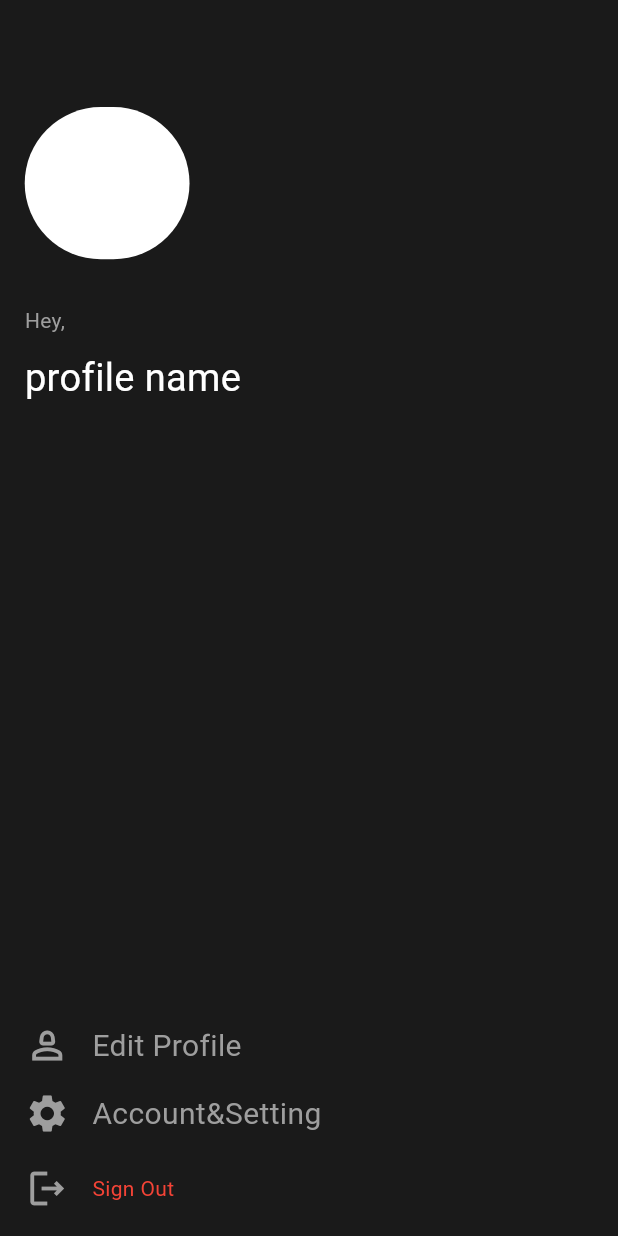
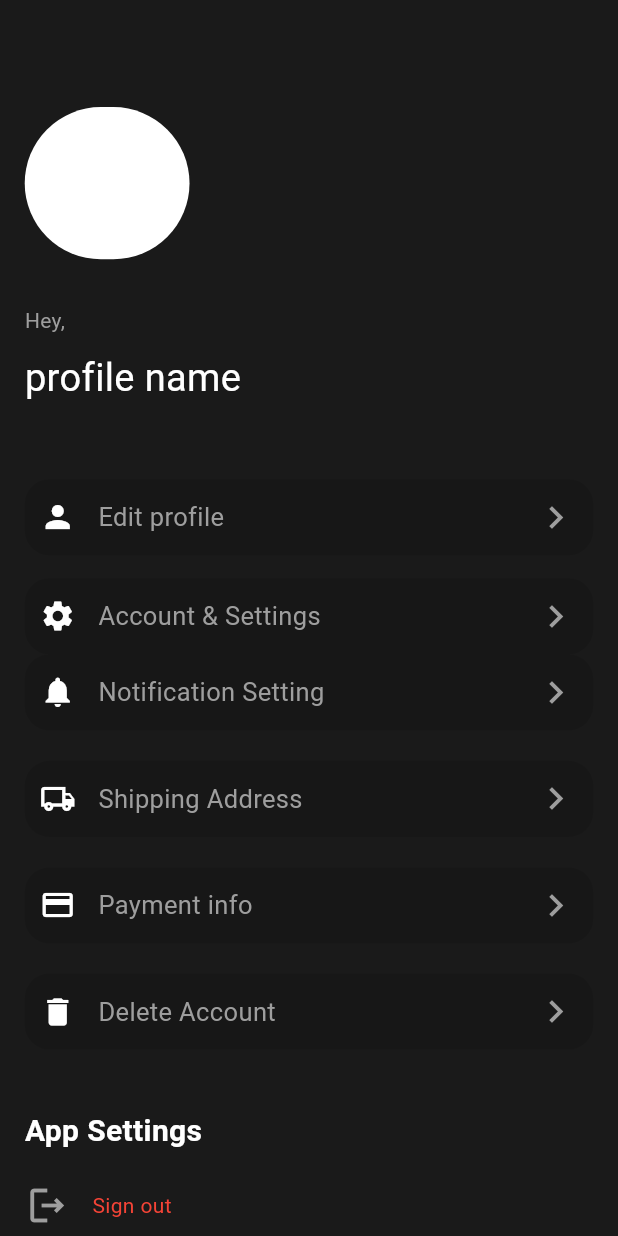
Before and after one commit to OmarHabeb/ecommerce_app, a Flutter app: the ProfileScreen screen opened directly, on a phone screen of 412 x 824 dp. Run offline on Flutter 3.47's test engine with Material 3 defaults, Android fonts, the phone set to English and light mode, and no system bars; our stand-ins replace bloc, dio, flutter_bloc, flutter_screenutil, pretty_dio_logger, supabase_flutter; missing offline and left inert: bottom_bar; accounts and stored records are empty; network calls fail.

Commit message:
ui change

```diff
--- a/lib/core/style/colors.dart
+++ b/lib/core/style/colors.dart
@@ -1,4 +1,5 @@
 import 'package:flutter/material.dart';
 
 Color textWhiteColor = Color(0XFFEDECDF);
-Color secondPrimrieColor = Color(0xFF8C6658);
+Color secondPrimaryColor = Color(0xFF8C6658);
+Color iconPrimaryColor = Color(0xFFEDecdf);
--- a/lib/main.dart
+++ b/lib/main.dart
@@ -11,7 +11,6 @@ import 'package:supabase_flutter/supabase_flutter.dart';
 
 void main() async {
   runApp(const MyApp());
-  WidgetsFlutterBinding.ensureInitialized();
   WidgetsFlutterBinding.ensureInitialized();
   await Supabase.initialize(
     url: 'https://yrbsbxbmzjkyzrxxillg.supabase.co/',
@@ -45,12 +44,13 @@ class MyApp extends StatelessWidget {
         splitScreenMode: true,
         child: MaterialApp(
           theme: ThemeData(
+            primaryIconTheme: IconThemeData(color: Color(0xFFF2F2F2)  ),
             scaffoldBackgroundColor: Color(0xFF1A1A1A),
             appBarTheme: AppBarTheme(color: Color(0xFF1A2530)),
             iconTheme: IconThemeData(color: Colors.white),
           ),
           debugShowCheckedModeBanner: false,
-          home: navigator(),
+          home: OnboardingScreen(),
         ),
       ),
     );
--- a/lib/view/screens/app/home/home/home_screen.dart
+++ b/lib/view/screens/app/home/home/home_screen.dart
@@ -108,7 +108,7 @@ class HomeScreen extends StatelessWidget {
                           width: 100,
                           height: 100,
                           color: Colors.white,
-                          child: Center(child: Text("error")),
+                          child: Center(child: CircularProgressIndicator()),
                         );
                 },
               ),
--- a/lib/view/screens/app/home/productsDetials/product_detials_screen.dart
+++ b/lib/view/screens/app/home/productsDetials/product_detials_screen.dart
@@ -81,9 +81,9 @@ class ProductDetialsScreen extends StatelessWidget {
                                                   shape: BoxShape.circle,
                                                   border: Border.all(
                                                       color:
-                                                          secondPrimrieColor),
+                                                          secondPrimaryColor),
                                                   color: value == index
-                                                      ? secondPrimrieColor
+                                                      ? secondPrimaryColor
                                                       : Colors.transparent),
                                               child: Center(
                                                 child: Text(
@@ -109,7 +109,7 @@ class ProductDetialsScreen extends StatelessWidget {
                                 Text(
                                   "\$ ${get.price}",
                                   style: TextStyle(
-                                    color: secondPrimrieColor,
+                                    color: secondPrimaryColor,
                                     fontSize: 20.sp,
                                     fontWeight: FontWeight.bold,
                                   ),
--- a/lib/view/screens/app/navigatorBar.dart
+++ b/lib/view/screens/app/navigatorBar.dart
@@ -2,7 +2,6 @@ import 'package:bottom_bar/bottom_bar.dart';
 import 'package:ecommerce_app/view/screens/app/cart/cart_screen.dart';
 import 'package:ecommerce_app/view/screens/app/favorite/favorite_screen.dart';
 import 'package:ecommerce_app/view/screens/app/home/home/home_screen.dart';
-import 'package:ecommerce_app/view/screens/app/notification/notification_screen.dart';
 import 'package:ecommerce_app/view/screens/app/profile/profile_screen.dart';
 import 'package:flutter/material.dart';
 
--- a/lib/view/screens/app/profile/profile_screen.dart
+++ b/lib/view/screens/app/profile/profile_screen.dart
@@ -1,5 +1,6 @@
 import 'package:ecommerce_app/core/helpers/navigation_helper.dart';
 import 'package:ecommerce_app/view/screens/app/profile/accountsSetting/account_setting_screen.dart';
+import 'package:ecommerce_app/view/screens/app/profile/accountsSetting/custom_container_account_setting.dart';
 import 'package:ecommerce_app/view/screens/app/profile/edit_profile_screen.dart';
 import 'package:flutter/material.dart';
 import 'package:flutter_screenutil/flutter_screenutil.dart';
@@ -9,15 +10,11 @@ class ProfileScreen extends StatelessWidget {
 
   Widget build(BuildContext context) {
     return Scaffold(
-      body: Container(
-        height: 812,
+      body: SingleChildScrollView(
+        child: Container(
           padding: EdgeInsets.all(15.w),
           margin: EdgeInsets.only(top: 50.w),
           child: Column(
-          crossAxisAlignment: CrossAxisAlignment.start,
-          mainAxisAlignment: MainAxisAlignment.spaceBetween,
-          children: [
-            Column(
             crossAxisAlignment: CrossAxisAlignment.start,
             children: [
               Container(
@@ -44,30 +41,11 @@ class ProfileScreen extends StatelessWidget {
               SizedBox(
                 height: 50,
               ),
-              ],
-            ),
-            Column(
-              children: [
               GestureDetector(
                 onTap: () {
                   NavigationHelper.goTo(context, EditProfileScreen());
                 },
-                  child: Row(
-                    children: [
-                      Icon(
-                        Icons.person_2_outlined,
-                        color: Colors.grey,
-                        size: 30,
-                      ),
-                      SizedBox(
-                        width: 15,
-                      ),
-                      Text(
-                        "Edit Profile",
-                        style: TextStyle(color: Colors.grey, fontSize: 20),
-                      ),
-                    ],
-                  ),
+                child: CustomContainerAccountSetting(text: "Edit profile", icon: Icon(Icons.person),)
               ),
               SizedBox(
                 height: 15.h,
@@ -76,26 +54,88 @@ class ProfileScreen extends StatelessWidget {
                 onTap: () {
                   NavigationHelper.goTo(context, AccountSettingScreen());
                 },
-                  child: Row(
-                    children: [
-                      Icon(
-                        Icons.settings,
-                        color: Colors.grey,
-                        size: 30,
+                child:CustomContainerAccountSetting(text: "Account & Settings", icon: Icon(Icons.settings),)
+              ),
+                CustomContainerAccountSetting(
+              text: 'Notification Setting',
+              icon: Icon(Icons.notifications),
             ),
             SizedBox(
-                        width: 15,
+              height: 20.h,
             ),
-                      Text(
-                        "Account&Setting",
-                        style: TextStyle(color: Colors.grey, fontSize: 20),
+            CustomContainerAccountSetting(
+              text: 'Shipping Address',
+              icon: Icon(Icons.local_shipping_outlined),
             ),
-                    ],
+            SizedBox(
+              height: 20.h,
             ),
+            CustomContainerAccountSetting(
+              text: 'Payment info',
+              icon: Icon(Icons.payment),
             ),
             SizedBox(
               height: 20,
             ),
+            CustomContainerAccountSetting(
+              text: 'Delete Account',
+              icon: Icon(Icons.delete),
+            ),
+              SizedBox(
+                height: 20,
+              ),
+               SizedBox(
+            height: 20,
+          ),
+          Text(
+            "App Settings",
+            style: TextStyle(
+                color: Colors.white, fontWeight: FontWeight.bold, fontSize: 20),
+          ),
+          SizedBox(
+            height: 20,
+          ),
+          // Row(
+          //   mainAxisAlignment: MainAxisAlignment.spaceBetween,
+          //   children: [
+          //     Text(
+          //       "Enable Push Notifications",
+          //       style: TextStyle(color: Colors.grey, fontSize: 17),
+          //     ),
+          //     Switch(
+          //         activeColor: Color(0xFF8C6658),
+          //         inactiveThumbColor: Colors.white,
+          //         inactiveTrackColor: Colors.grey,
+          //         value: isSwitched,
+          //         onChanged: (value) {
+          //           setState(() {
+          //             isSwitched = value;
+          //           });
+          //         })
+          //   ],
+          // ),
+          // SizedBox(
+          //   height: 10,
+          // ),
+          // Row(
+          //   mainAxisAlignment: MainAxisAlignment.spaceBetween,
+          //   children: [
+          //     Text(
+          //       "Enable Location Services",
+          //       style: TextStyle(color: Colors.grey, fontSize: 17),
+          //     ),
+          //     Switch(
+          //         activeColor: Color(0xFF8C6658),
+          //         inactiveThumbColor: Colors.white,
+          //         inactiveTrackColor: Colors.grey,
+          //         value: issSwitched,
+          //         onChanged: (value) {
+          //           setState(() {
+          //             issSwitched = value;
+          //           });
+          //         })
+          //   ],
+          // ),
               Container(
                 child: Row(
                   children: [
@@ -108,15 +148,14 @@ class ProfileScreen extends StatelessWidget {
                       width: 15,
                     ),
                     Text(
-                        "Sign Out",
+                      "Sign out",
                       style: TextStyle(color: Colors.red),
                     )
                   ],
                 ),
-                )
+              ),
             ],
           ),
-          ],
         ),
       ),
     );
--- a/lib/view/screens/auth/signIn_screen.dart
+++ b/lib/view/screens/auth/signIn_screen.dart
@@ -1,5 +1,7 @@
 import 'package:ecommerce_app/controllers/auth/login_cubit/cubit/login_cubit.dart';
 import 'package:ecommerce_app/core/helpers/navigation_helper.dart';
+import 'package:ecommerce_app/view/screens/app/home/home/home_screen.dart';
+import 'package:ecommerce_app/view/screens/app/navigatorBar.dart';
 import 'package:ecommerce_app/view/screens/auth/create_account_screen.dart';
 import 'package:ecommerce_app/view/screens/auth/recover_password_screen.dart';
 import 'package:ecommerce_app/view/widgets/custom_button.dart';
@@ -37,7 +39,7 @@ class SigninScreen extends StatelessWidget {
               } else if (state is onLoginSuccess) {
                 Navigator.of(context, rootNavigator: true).pop();
                 // NAVIGATE TO HOME SCREEN
-                // NavigationHelper.goTo(context, ());
+                NavigationHelper.goTo(context, navigator());
               } else if (state is onLoginFailure) {
                 Navigator.of(context, rootNavigator: true).pop();
 
```
Also changed, not shown: lib/view/screens/auth/create_account_screen.dart (+6 -1 lines), lib/view/widgets/custom_text_form_field.dart (+6 -1 lines). Lines whose indentation alone changed are shown as unchanged.
